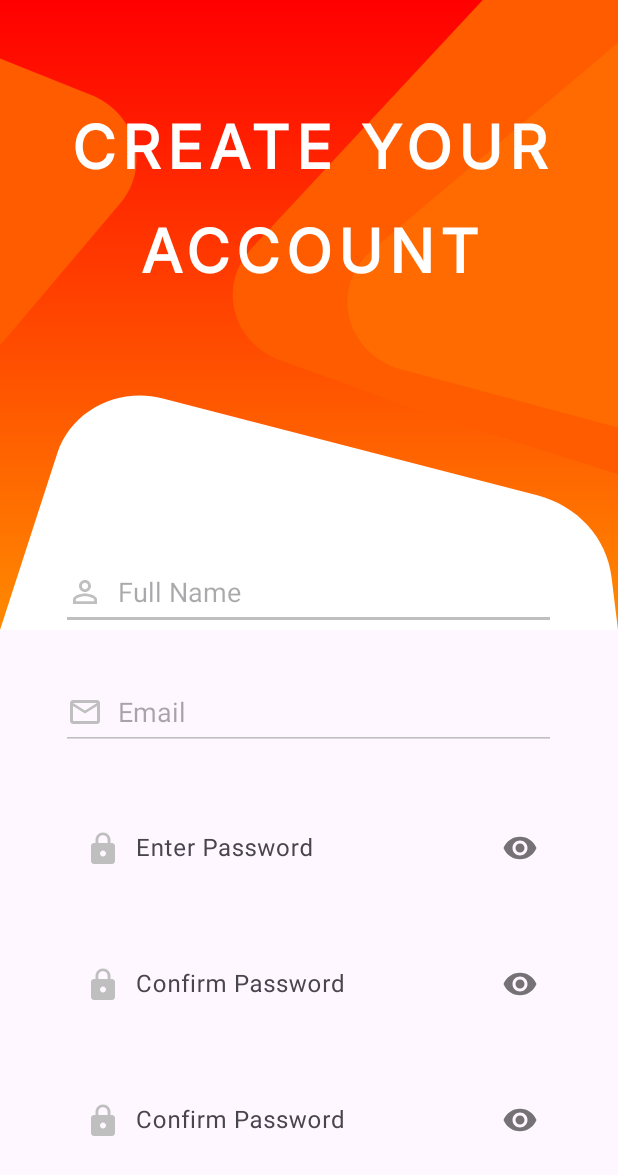
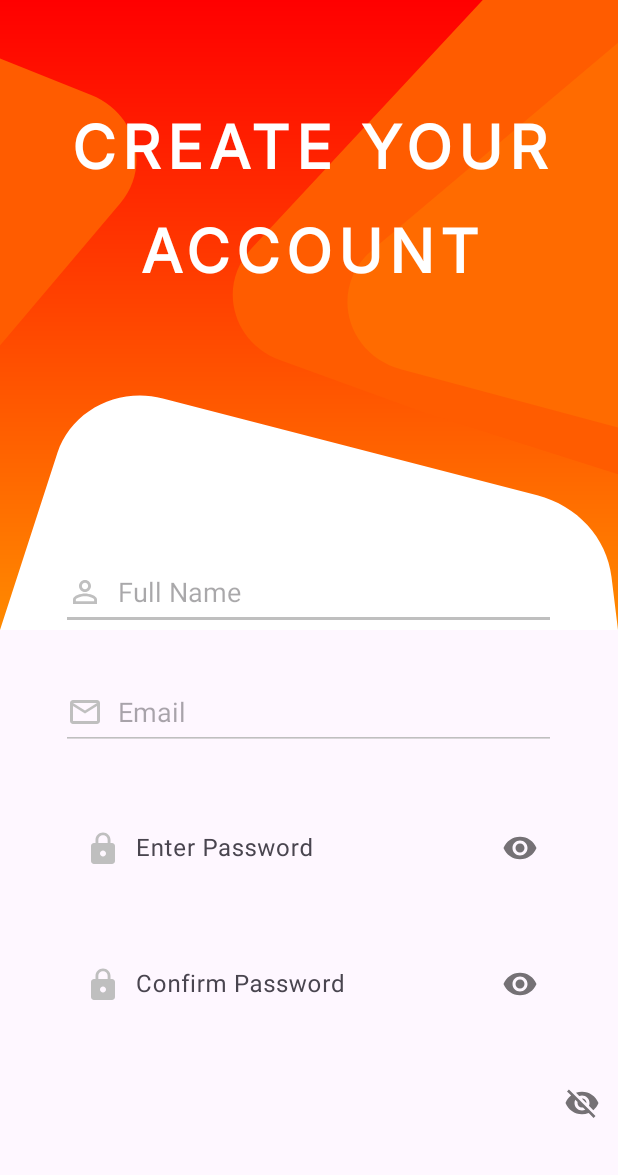
Before and after one commit to KristiantoJohan/scholaris_labschool, an Android app: the layout signup_activity.xml on its own in the app's theme, with its tools: preview values and no code run, on a phone screen of 412 x 824 dp. Shown: the top 1175 px of the screen. Run offline under Robolectric (Android 15) with nearby library versions, the phone set to English and light mode, and no system bars.

Commit message:
New Changes again!

```diff
--- a/app/src/main/res/layout/signup_activity.xml
+++ b/app/src/main/res/layout/signup_activity.xml
@@ -122,18 +122,6 @@
             android:layout_marginTop="30dp"
             app:boxBackgroundMode="none"
             app:hintTextAppearance="#BFBFBF"
-            android:gravity="center_horizontal">
-
-            <com.google.android.material.textfield.TextInputEditText
-                android:id="@+id/confirmPassword3"
-                android:layout_width="330dp"
-                android:layout_height="50dp"
-                android:hint="Confirm Password"
-                android:backgroundTint="#BFBFBF"
-                android:inputType="textPassword"
-                android:drawablePadding="10dp"
-                android:drawableEnd="@drawable/password_visible"
-                android:drawableStart="@drawable/password_input_icon"/>
-        </com.google.android.material.textfield.TextInputLayout>
+            android:gravity="center_horizontal"/>
     </LinearLayout>
 </LinearLayout>
```
